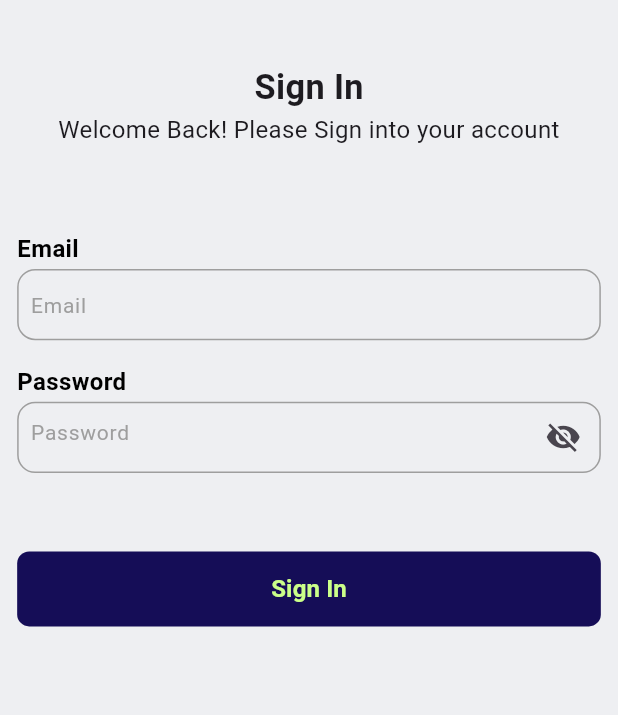
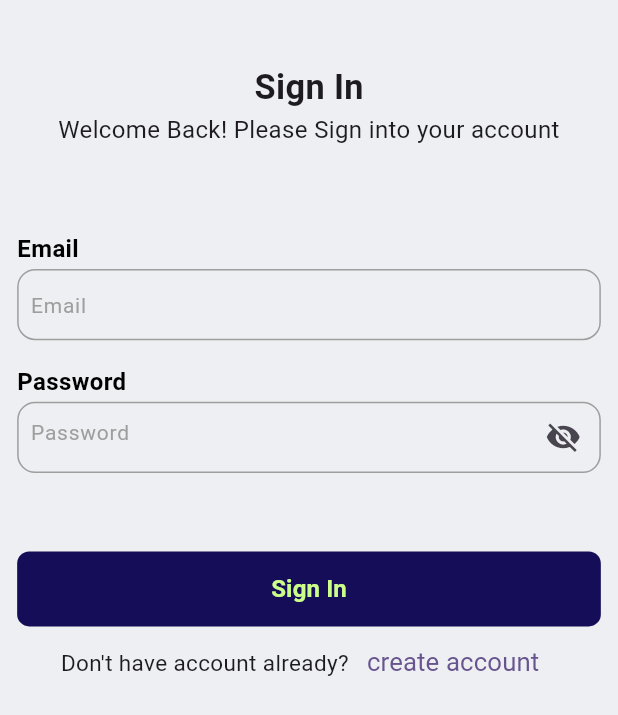
Before and after one commit to hngx-org/Giants-food-mobile, a Flutter app: the screen it shows after launch, on a phone screen of 412 x 824 dp. Shown: the top 715 px of the screen. Run offline on Flutter 3.47's test engine with Material 2 defaults, Android fonts, the phone set to English and light mode, and no system bars; our stand-ins replace flutter_screenutil, get.

Commit message:
signup link updated

```diff
--- a/lib/screens/login_screen.dart
+++ b/lib/screens/login_screen.dart
@@ -2,6 +2,7 @@ import 'package:flutter/material.dart';
 import 'package:flutter/services.dart';
 import 'package:giants_free_lunch/controllers/login_controller.dart';
 import 'package:giants_free_lunch/core/app_export.dart';
+import 'package:giants_free_lunch/screens/employee_sign_up_two_screen.dart';
 import 'package:giants_free_lunch/widgets/app_custom_buttons.dart';
 import 'package:giants_free_lunch/widgets/custom_text.dart';
 import 'package:giants_free_lunch/widgets/custom_textfieldx.dart';
@@ -82,7 +83,18 @@ class _SignInState extends State<SignIn> {
                       },
                     )
                   ],
-                  ))
+                ),
+              ),
+              Row(
+                mainAxisAlignment: MainAxisAlignment.center,
+                children: [
+                  const CustomText(text: "Don't have account already?"),
+                  TextButton(
+                    onPressed: () => const SecondSignUp(),
+                    child: CustomText(text: 'create account', fontsize: 15.sp),
+                  )
+                ],
+              )
             ],
           ),
         ),
```
Lines whose indentation alone changed are shown as unchanged.
